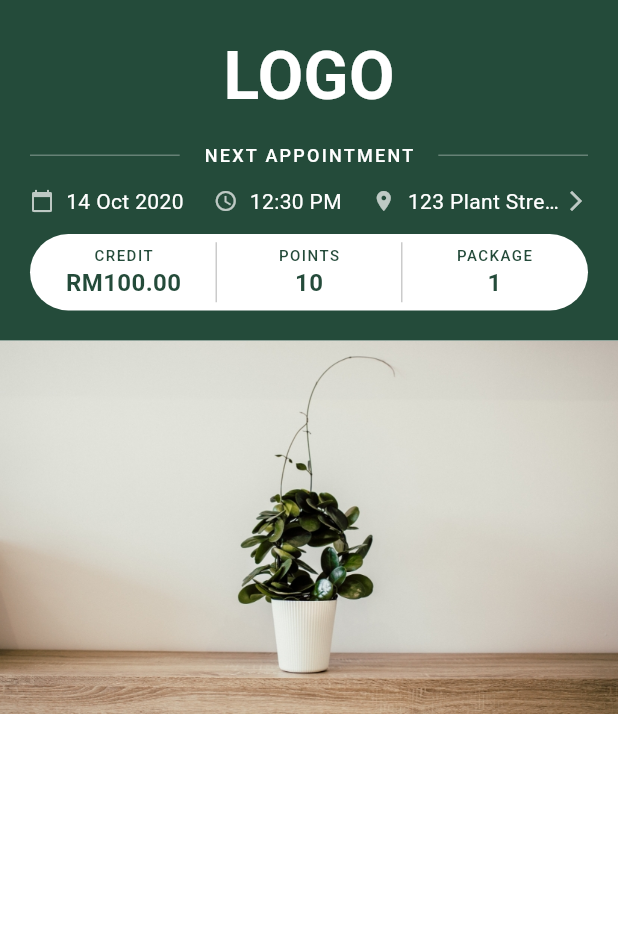
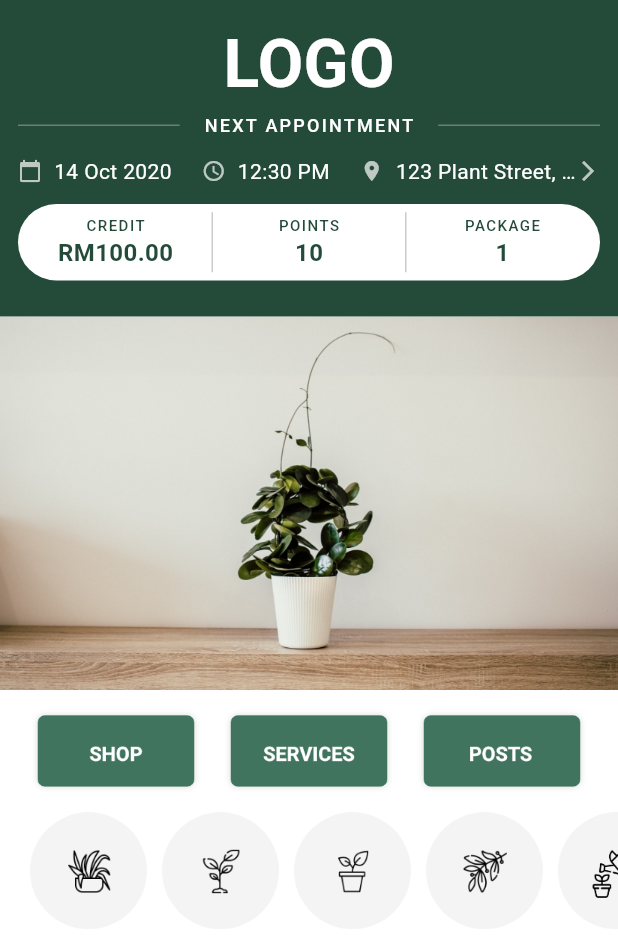
Before and after one commit to MNazran/dataflows_dev_test, a Flutter app: the screen it shows after launch, on a phone screen of 412 x 824 dp. Shown: the top 937 px of the screen. Run offline on Flutter 3.47's test engine with Material 3 defaults, Android fonts, the phone set to English and light mode, and no system bars.

Commit message:
Update HomeScreen layout and add ActionButtons and IconButtons widgets

```diff
--- a/lib/main.dart
+++ b/lib/main.dart
@@ -8,7 +8,6 @@ void main() {
 class MyApp extends StatelessWidget {
   const MyApp({super.key});
 
-  // This widget is the root of your application.
   @override
   Widget build(BuildContext context) {
     return MaterialApp(
--- a/lib/view/home_screen.dart
+++ b/lib/view/home_screen.dart
@@ -1,4 +1,6 @@
+import 'package:dataflows_dev_test/view/widgets/action_buttons.dart';
 import 'package:dataflows_dev_test/view/widgets/home_header.dart';
+import 'package:dataflows_dev_test/view/widgets/icon_buttons.dart';
 import 'package:flutter/material.dart';
 
 class HomeScreen extends StatelessWidget {
@@ -20,6 +22,16 @@ class HomeScreen extends StatelessWidget {
               fit: BoxFit.cover,
               width: double.infinity,
             ),
+
+            const SizedBox(height: 10),
+
+            // Three action buttons
+            const ActionButtons(),
+
+            const SizedBox(height: 10),
+
+            // Icon buttons
+            const IconButtonsExplicit(),
           ],
         ),
       ),
--- /dev/null
+++ b/lib/view/widgets/action_buttons.dart
@@ -0,0 +1,45 @@
+import 'package:flutter/material.dart';
+
+class ActionButtons extends StatelessWidget {
+  const ActionButtons({super.key});
+
+  @override
+  Widget build(BuildContext context) {
+    return Padding(
+      padding: const EdgeInsets.symmetric(horizontal: 18),
+      child: Row(
+        children: [
+          Expanded(
+            child: GestureDetector(
+              onTap: () {},
+              child: Image.asset(
+                'assets/images/button-shop.png',
+                fit: BoxFit.cover,
+              ),
+            ),
+          ),
+          const SizedBox(width: 10),
+          Expanded(
+            child: GestureDetector(
+              onTap: () {},
+              child: Image.asset(
+                'assets/images/button-services.png',
+                fit: BoxFit.cover,
+              ),
+            ),
+          ),
+          const SizedBox(width: 10),
+          Expanded(
+            child: GestureDetector(
+              onTap: () {},
+              child: Image.asset(
+                'assets/images/button-posts.png',
+                fit: BoxFit.cover,
+              ),
+            ),
+          ),
+        ],
+      ),
+    );
+  }
+}
--- a/lib/view/widgets/home_header.dart
+++ b/lib/view/widgets/home_header.dart
@@ -12,7 +12,7 @@ class HomeHeader extends StatelessWidget {
       ),
       child: SafeArea(
         child: Padding(
-          padding: const EdgeInsets.all(20),
+          padding: const EdgeInsets.all(12),
           child: Column(
             crossAxisAlignment: CrossAxisAlignment.center,
             children: [
@@ -25,7 +25,7 @@ class HomeHeader extends StatelessWidget {
                   fontWeight: FontWeight.w700,
                 ),
               ),
-              const SizedBox(height: 12),
+              //const SizedBox(height: 12),
 
               // Next Appointment with lines
               Row(
@@ -220,6 +220,7 @@ class HomeHeader extends StatelessWidget {
                   ],
                 ),
               ),
+              const SizedBox(height: 12),
             ],
           ),
         ),
--- /dev/null
+++ b/lib/view/widgets/icon_buttons.dart
@@ -0,0 +1,37 @@
+import 'package:flutter/material.dart';
+
+class IconButtonsExplicit extends StatelessWidget {
+  const IconButtonsExplicit({super.key});
+
+  @override
+  Widget build(BuildContext context) {
+    return SizedBox(
+      height: 78,
+      child: ListView(
+        scrollDirection: Axis.horizontal,
+        padding: const EdgeInsets.symmetric(horizontal: 20),
+        children: [
+          _buildIconButton('assets/images/button-icon-1.png', () {}),
+          const SizedBox(width: 10),
+          _buildIconButton('assets/images/button-icon-2.png', () {}),
+          const SizedBox(width: 10),
+          _buildIconButton('assets/images/button-icon-3.png', () {}),
+          const SizedBox(width: 10),
+          _buildIconButton('assets/images/button-icon-4.png', () {}),
+          const SizedBox(width: 10),
+          _buildIconButton('assets/images/button-icon-5.png', () {}),
+        ],
+      ),
+    );
+  }
+
+  Widget _buildIconButton(String imagePath, VoidCallback onTap) {
+    return GestureDetector(
+      onTap: onTap,
+      child: Image.asset(
+        imagePath,
+        fit: BoxFit.contain,
+      ),
+    );
+  }
+}
```
